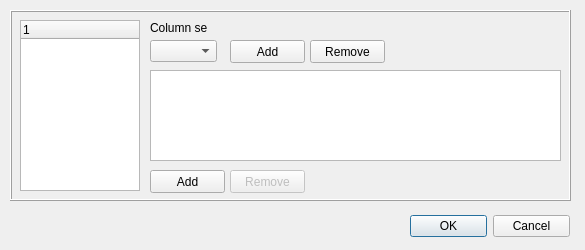
Qt form OptionsDialog.ui (martin-kudlicka/file-commander) before a commit.
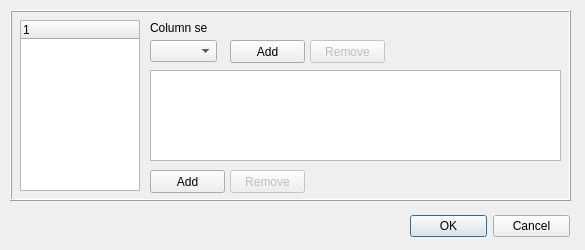
The same form after that commit.

The edit to the form file:
```diff
--- a/OptionsDialog.ui
+++ b/OptionsDialog.ui
@@ -136,6 +136,9 @@
       </property>
      </widget>
      <widget class="QPushButton" name="qpbColumnSetRemove" >
+      <property name="enabled" >
+       <bool>false</bool>
+      </property>
       <property name="geometry" >
        <rect>
         <x>160</x>
```
